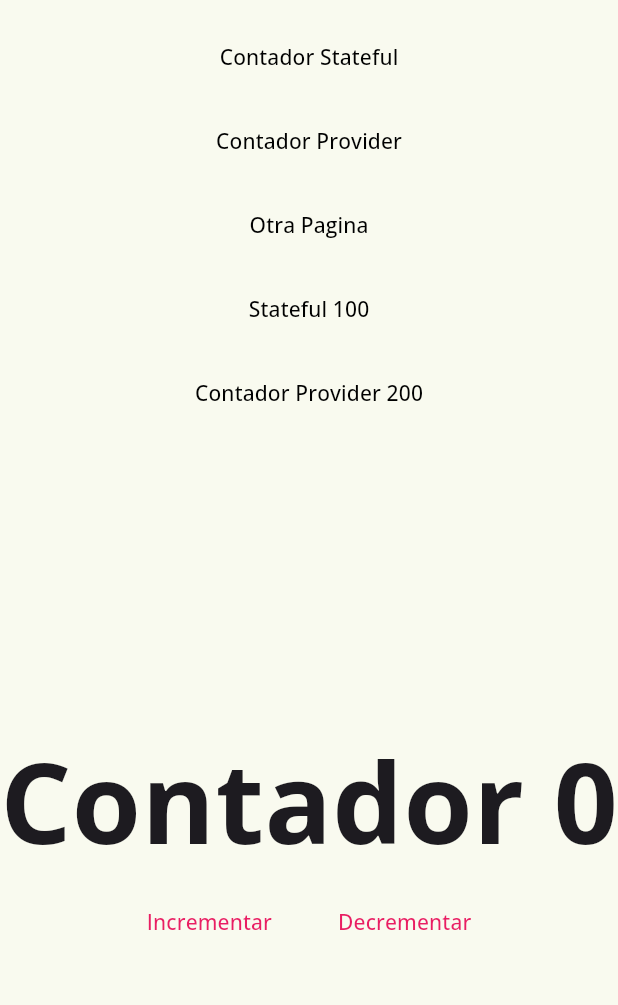
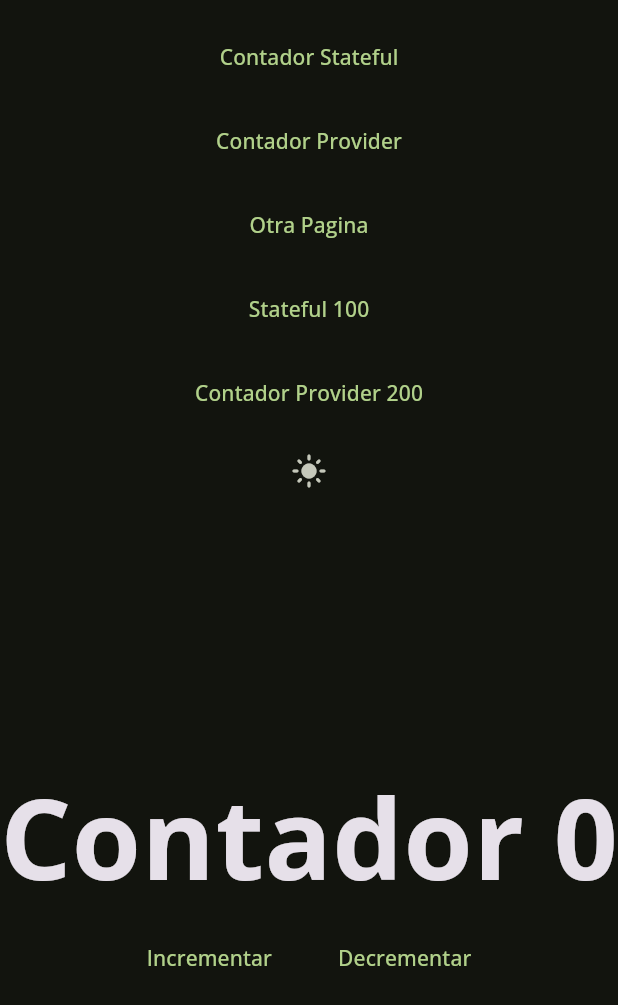
Before and after one commit to Zero0242/fl_bases_web, a Flutter app: the screen it shows after launch, on a phone screen of 412 x 824 dp. Shown: the top 1005 px of the screen. Run offline on Flutter 3.47's test engine with Material 3 defaults, Android fonts, the light colour scheme and no system bars; our stand-ins replace flutter_riverpod, go_router, google_fonts, riverpod_annotation; generated files the repository leaves out were written again.

Commit message:
[PROVIDERS]: cambiando estado

```diff
--- a/lib/main.dart
+++ b/lib/main.dart
@@ -1,5 +1,6 @@
 import 'package:fl_bases_web/config/config.dart';
 import 'package:fl_bases_web/presentation/layouts/main_layout.dart';
+import 'package:fl_bases_web/presentation/providers/theme_provider.dart';
 import 'package:fl_bases_web/presentation/screens/screens.dart';
 import 'package:flutter/foundation.dart';
 import 'package:flutter/material.dart';
@@ -10,14 +11,15 @@ void main() {
   runApp(const ProviderScope(child: MainApp()));
 }
 
-class MainApp extends StatelessWidget {
+class MainApp extends ConsumerWidget {
   const MainApp({super.key});
 
   @override
-  Widget build(BuildContext context) {
+  Widget build(BuildContext context, ref) {
+    final isDarkMode = ref.watch(themeProvider);
     return MaterialApp.router(
       debugShowCheckedModeBanner: false,
-      theme: AppTheme(isDarkMode: false).getTheme(),
+      theme: AppTheme(isDarkMode: isDarkMode).getTheme(),
       title: "Flutter",
       routerConfig: GoRouter(
         debugLogDiagnostics: kDebugMode,
@@ -46,6 +48,21 @@ class MainApp extends StatelessWidget {
                   ),
                 ],
               ),
+              GoRoute(
+                path: RiverScreen.route,
+                builder: (context, state) {
+                  return const RiverScreen();
+                },
+                routes: [
+                  GoRoute(
+                    path: ':count',
+                    builder: (context, state) {
+                      final base = state.pathParameters['count'] ?? '0';
+                      return RiverScreen(count: base);
+                    },
+                  ),
+                ],
+              ),
             ],
           ),
         ],
--- a/lib/presentation/providers/providers.dart
+++ b/lib/presentation/providers/providers.dart
@@ -2,3 +2,6 @@
 /// Mediante - export 'auth_controller.dart' -
 /// De esta forma los controladores se llaman desde aca
 library;
+
+export 'counter_provider.dart';
+export 'theme_provider.dart';
--- a/lib/presentation/screens/screens.dart
+++ b/lib/presentation/screens/screens.dart
@@ -4,3 +4,4 @@
 library;
 
 export 'home_screen.dart';
+export 'river_screen.dart';
--- a/lib/presentation/widgets/custom_appmenu.dart
+++ b/lib/presentation/widgets/custom_appmenu.dart
@@ -1,14 +1,17 @@
+import 'package:fl_bases_web/presentation/providers/providers.dart';
 import 'package:fl_bases_web/presentation/screens/screens.dart';
 import 'package:flutter/material.dart';
+import 'package:flutter_riverpod/flutter_riverpod.dart';
 import 'package:go_router/go_router.dart';
 
 import 'custom_flat_button.dart';
 
-class CustomAppMenu extends StatelessWidget {
+class CustomAppMenu extends ConsumerWidget {
   const CustomAppMenu({super.key});
 
   @override
-  Widget build(BuildContext context) {
+  Widget build(BuildContext context, ref) {
+    final isDarkMode = ref.watch(themeProvider);
     return LayoutBuilder(
       builder: (context, constraints) {
         return Container(
@@ -26,7 +29,9 @@ class CustomAppMenu extends StatelessWidget {
               ),
               CustomFlatButton(
                 label: 'Contador Provider',
-                onPressed: () {},
+                onPressed: () {
+                  context.pushReplacement(RiverScreen.route);
+                },
                 color: Colors.black,
               ),
               CustomFlatButton(
@@ -43,8 +48,15 @@ class CustomAppMenu extends StatelessWidget {
               ),
               CustomFlatButton(
                 label: 'Contador Provider 200',
-                onPressed: () {},
+                onPressed: () {
+                  context.pushReplacement([RiverScreen.route, '/200'].join(''));
+                },
                 color: Colors.black,
+              ),
+              const Spacer(),
+              IconButton(
+                onPressed: ref.read(themeProvider.notifier).toggleMode,
+                icon: Icon(isDarkMode ? Icons.light_mode : Icons.dark_mode),
               ),
             ],
           ),
--- a/lib/presentation/widgets/custom_flat_button.dart
+++ b/lib/presentation/widgets/custom_flat_button.dart
@@ -14,7 +14,6 @@ class CustomFlatButton extends StatelessWidget {
   @override
   Widget build(BuildContext context) {
     return TextButton(
-      style: TextButton.styleFrom(foregroundColor: color),
       onPressed: onPressed,
       child: Padding(
         padding: const EdgeInsets.all(10),
```
Also changed, not shown: lib/presentation/providers/counter_provider.dart (added, +23 -0 lines), lib/presentation/providers/theme_provider.dart (added, +23 -0 lines), lib/presentation/screens/river_screen.dart (added, +57 -0 lines), lib/presentation/providers/counter_provider.g.dart (added), lib/presentation/providers/theme_provider.g.dart (added).
